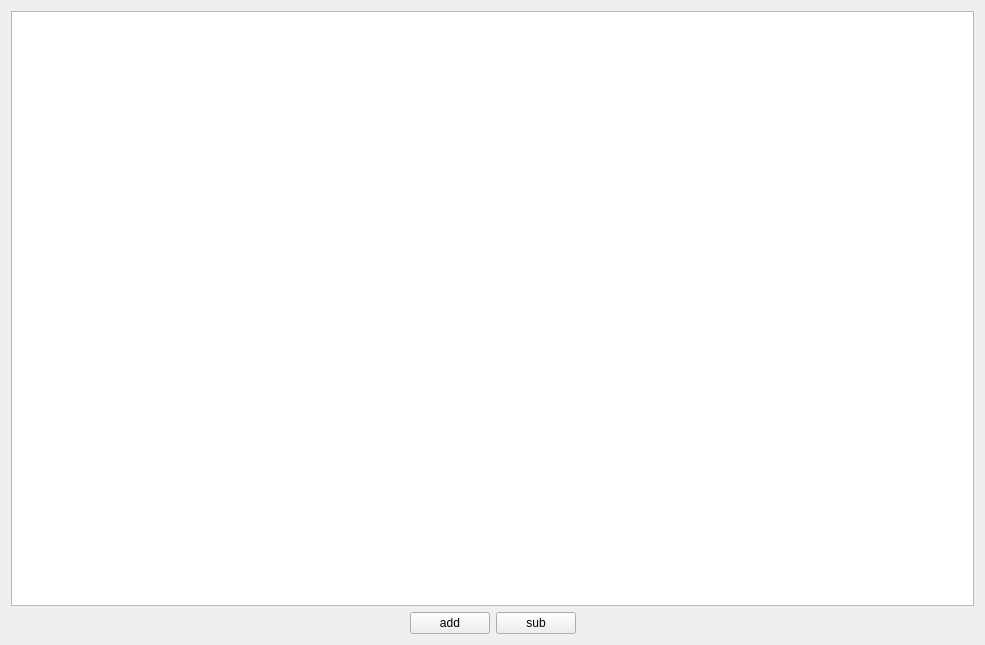
Above: LxDailySchedule/DailyScheduleWidget.ui from leishengxie/FengZhiHong before the change. Below: the same form after it.
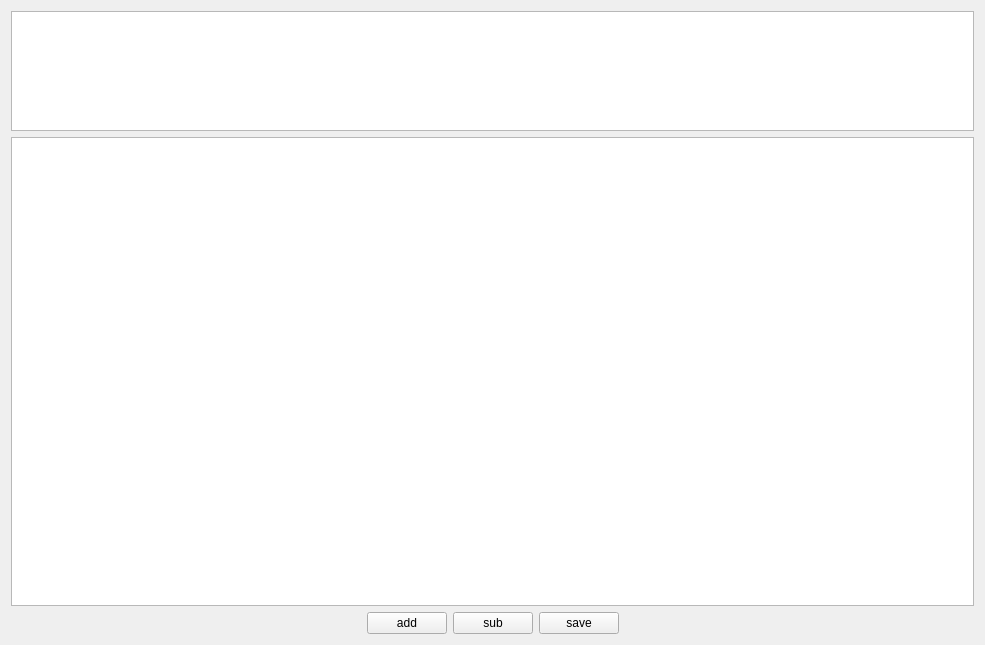
That is the form after the change. Custom widgets are drawn as their Qt base class.

The edit to the form file:
```diff
--- a/LxDailySchedule/DailyScheduleWidget.ui
+++ b/LxDailySchedule/DailyScheduleWidget.ui
@@ -14,6 +14,16 @@
    <string>日作息时间表</string>
   </property>
   <layout class="QVBoxLayout" name="verticalLayout">
+   <item>
+    <widget class="CDailyScheduleBookListView" name="listView">
+     <property name="maximumSize">
+      <size>
+       <width>16777215</width>
+       <height>120</height>
+      </size>
+     </property>
+    </widget>
+   </item>
    <item>
     <widget class="CDailyScheduleTableView" name="tableView"/>
    </item>
@@ -46,6 +56,13 @@
        </property>
       </widget>
      </item>
+     <item>
+      <widget class="QPushButton" name="btnSave">
+       <property name="text">
+        <string>save</string>
+       </property>
+      </widget>
+     </item>
      <item>
       <spacer name="horizontalSpacer_2">
        <property name="orientation">
@@ -69,6 +86,11 @@
    <extends>QTableView</extends>
    <header>DailyScheduleTableView.h</header>
   </customwidget>
+  <customwidget>
+   <class>CDailyScheduleBookListView</class>
+   <extends>QListView</extends>
+   <header>DailyScheduleBookListView.h</header>
+  </customwidget>
  </customwidgets>
  <resources/>
  <connections/>
```
